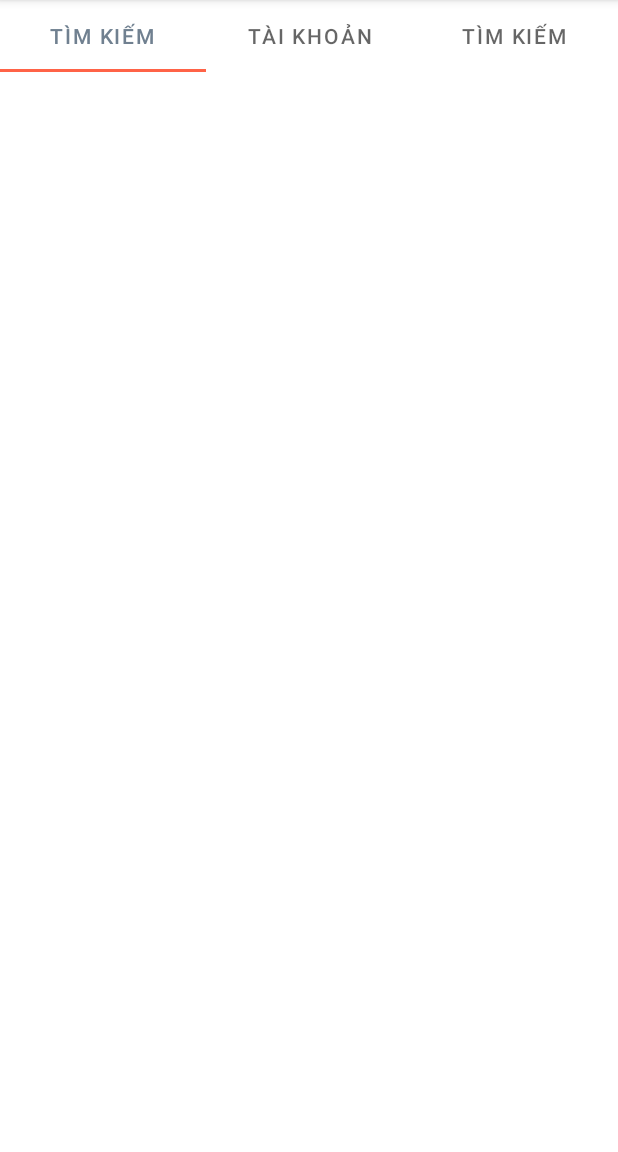
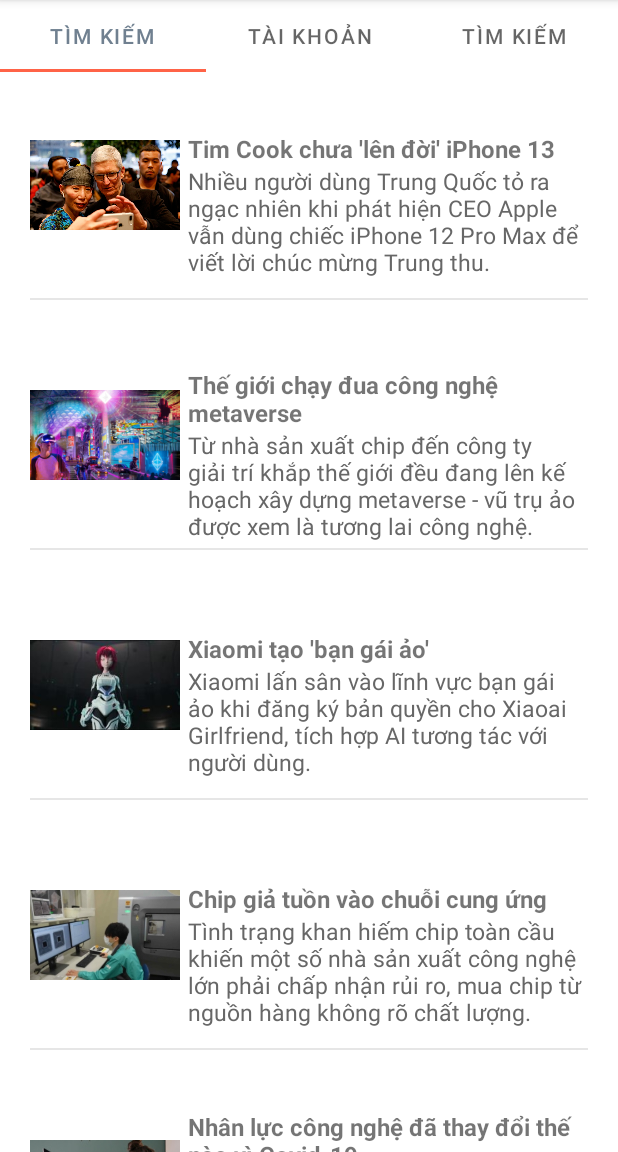
Before and after one commit to tntbinh/LTDD_TH109-C91A_Nhom1, an Android app: the screen it shows after launch (NewsActivity), after a tap on "TÀI KHOẢN KHÁCH", on a phone screen of 412 x 824 dp, the part 84-1236 px from its top. Run offline under Robolectric (Android 15) with nearby library versions, the phone set to English and light mode, and no system bars; 1 other tap on this screen came first.

Commit message:
Update Articles

```diff
--- /dev/null
+++ b/NewsApp/app/src/main/java/com/example/newsapp/Article.java
@@ -0,0 +1,45 @@
+package com.example.newsapp;
+
+public class Article {
+    String tieuDe, noiDungChinh, linkBaiBao;
+    int hinhAnh;
+
+    public Article(String tieuDe, int hinhAnh, String noiDungChinh, String linkBaiBao){
+        this.tieuDe = tieuDe;
+        this.hinhAnh = hinhAnh;
+        this.noiDungChinh = noiDungChinh;
+        this.linkBaiBao = linkBaiBao;
+    }
+
+    public String getTieuDe() {
+        return tieuDe;
+    }
+
+    public void setTieuDe(String tieuDe) {
+        this.tieuDe = tieuDe;
+    }
+
+    public int getHinhAnh() {
+        return hinhAnh;
+    }
+
+    public void setHinhAnh(int hinhAnh) {
+        this.hinhAnh = hinhAnh;
+    }
+
+    public String getNoiDungChinh() {
+        return noiDungChinh;
+    }
+
+    public void setNoiDungChinh(String noiDungChinh) {
+        this.noiDungChinh = noiDungChinh;
+    }
+
+    public String getLinkBaiBao() {
+        return linkBaiBao;
+    }
+
+    public void setLinkBaiBao(String linkBaiBao) {
+        this.linkBaiBao = linkBaiBao;
+    }
+}
--- /dev/null
+++ b/NewsApp/app/src/main/java/com/example/newsapp/ArticleAdapter.java
@@ -0,0 +1,59 @@
+package com.example.newsapp;
+
+import android.content.Context;
+import android.view.LayoutInflater;
+import android.view.View;
+import android.view.ViewGroup;
+import android.widget.ImageView;
+import android.widget.TextView;
+
+import androidx.annotation.NonNull;
+import androidx.recyclerview.widget.RecyclerView;
+
+import java.util.ArrayList;
+
+public class ArticleAdapter extends RecyclerView.Adapter<ArticleAdapter.ViewHolder> {
+    Context context;
+    ArrayList<Article> listSanPham;
+
+    public ArticleAdapter(Context context, ArrayList<Article> listSanPham) {
+        this.context = context;
+        this.listSanPham = listSanPham;
+    }
+
+    @NonNull
+    @Override
+    public ViewHolder onCreateViewHolder(@NonNull ViewGroup parent, int viewType) {
+        // gán view
+        View view = LayoutInflater.from(context).inflate(R.layout.article_view, parent, false);
+        return new ViewHolder(view);
+    }
+
+    @Override
+    public void onBindViewHolder(@NonNull ViewHolder holder, int position) {
+        // Gán dữ liêuk
+        Article sanPham = listSanPham.get(position);
+        holder.txtTenSanPham.setText(sanPham.getTieuDe());
+        holder.txtGiaSanPham.setText(sanPham.getNoiDungChinh());
+        holder.imgAvatar.setImageResource(sanPham.getHinhAnh());
+    }
+
+    @Override
+    public int getItemCount() {
+        return listSanPham.size(); // trả item tại vị trí postion
+    }
+
+    class ViewHolder extends RecyclerView.ViewHolder {
+        ImageView imgAvatar;
+        TextView txtTenSanPham, txtGiaSanPham;
+
+        public ViewHolder(@NonNull View itemView) {
+            super(itemView);
+            // Ánh xạ view
+            imgAvatar = itemView.findViewById(R.id.imgAvatar);
+            txtGiaSanPham = itemView.findViewById(R.id.txtGiaSanPham);
+            txtTenSanPham = itemView.findViewById(R.id.txtTenSanPham);
+
+        }
+    }
+}
--- a/NewsApp/app/src/main/java/com/example/newsapp/MainActivity.java
+++ b/NewsApp/app/src/main/java/com/example/newsapp/MainActivity.java
@@ -9,6 +9,8 @@ import android.view.View;
 import android.widget.Button;
 import android.widget.EditText;
 import android.widget.TextView;
+
+import java.util.ArrayList;
 
 public class MainActivity extends AppCompatActivity {
 
@@ -26,6 +28,7 @@ public class MainActivity extends AppCompatActivity {
         setContentView(R.layout.activity_main);
 
         context = this;
+        ArrayList<User> users = this.create_user_list();
 
         username = findViewById(R.id.username);
         password = findViewById(R.id.password);
@@ -37,6 +40,7 @@ public class MainActivity extends AppCompatActivity {
         btn_user.setOnClickListener(new View.OnClickListener() {
             @Override
             public void onClick(View view) {
+                boolean flag = false;
                 String username_text = username.getText().toString();
                 String password_text = password.getText().toString();
                 if (username_text.length() == 0)
@@ -45,11 +49,27 @@ public class MainActivity extends AppCompatActivity {
                     password.setHint("Bạn chưa nhập mật khẩu");
                 if (username_text.length() > 0){
                     if (password_text.length() > 0){
+                        for (int i = 0; i < users.size(); i++) {
+                            System.out.println(users.get(i));
+                            if (users.get(i).getUsername().equals(username_text)){
+                                if (users.get(i).getPassword().equals(password_text)){
+                                    flag = true;
+                                    break;
+                                }
+                            }
+                        }
+                    }
+                    if (flag){
                         Intent intent = new Intent(MainActivity.this, NewsActivity.class);
                         intent.putExtra(KEY_USER_TO_MAIN, username_text);
                         startActivity(intent);
                     }
-
+                    else{
+                        username.setText("");
+                        password.setText("");
+                        username.setHint("Tên đăng nhập hoặc mật khẩu chưa chính xác");
+                        password.setHint("Tên đăng nhập hoặc mật khẩu chưa chính xác");
+                    }
                 }
             }
         });
@@ -67,4 +87,15 @@ public class MainActivity extends AppCompatActivity {
 
 
     }
+    private ArrayList<User> create_user_list(){
+        User user1 = new User("user1", "123456789");
+        User user2 = new User("user2", "12345");
+        User admin = new User("admin", "11111");
+
+        ArrayList<User> users = new ArrayList<User>();
+        users.add(user1);
+        users.add(user2);
+        users.add(admin);
+        return users;
+    }
 }
--- a/NewsApp/app/src/main/java/com/example/newsapp/NewsFragment.java
+++ b/NewsApp/app/src/main/java/com/example/newsapp/NewsFragment.java
@@ -6,8 +6,16 @@ import android.view.View;
 import android.view.ViewGroup;
 
 import androidx.fragment.app.Fragment;
+import androidx.recyclerview.widget.RecyclerView;
+
+import java.util.ArrayList;
 
 public class NewsFragment extends Fragment {
+
+
+    RecyclerView recyclerView;
+    ArrayList<Article> listSanPham;
+    ArticleAdapter sanPhamAdapter;
 
     public NewsFragment() {
         // Required empty public constructor
@@ -16,7 +24,28 @@ public class NewsFragment extends Fragment {
     @Override
     public View onCreateView(LayoutInflater inflater, ViewGroup container,
                              Bundle savedInstanceState) {
-        // Inflate the layout for this fragment
-        return inflater.inflate(R.layout.fragment_news, container, false);
+        View view = inflater.inflate(R.layout.fragment_news, container, false);
+
+        recyclerView = view.findViewById(R.id.recyclerview);
+        listSanPham=new ArrayList<>();
+        listSanPham.add(new Article("Tim Cook chưa 'lên đời' iPhone 13",R.drawable.hinh1,
+                "Nhiều người dùng Trung Quốc tỏ ra ngạc nhiên khi phát hiện CEO Apple vẫn dùng chiếc iPhone 12 Pro Max để viết lời chúc mừng Trung thu.",
+                "https://vnexpress.net/tim-cook-chua-len-doi-iphone-13-4360203.html"));
+        listSanPham.add(new Article("Thế giới chạy đua công nghệ metaverse",R.drawable.hinh2,
+                "Từ nhà sản xuất chip đến công ty giải trí khắp thế giới đều đang lên kế hoạch xây dựng metaverse - vũ trụ ảo được xem là tương lai công nghệ.",
+                "https://vnexpress.net/the-gioi-chay-dua-cong-nghe-metaverse-4359951.html"));
+        listSanPham.add(new Article("Xiaomi tạo 'bạn gái ảo'",R.drawable.hinh3,
+                "Xiaomi lấn sân vào lĩnh vực bạn gái ảo khi đăng ký bản quyền cho Xiaoai Girlfriend, tích hợp AI tương tác với người dùng. ",
+                "https://vnexpress.net/xiaomi-tao-ban-gai-ao-4359333.html"));
+        listSanPham.add(new Article("Chip giả tuồn vào chuỗi cung ứng",R.drawable.hinh4,
+                "Tình trạng khan hiếm chip toàn cầu khiến một số nhà sản xuất công nghệ lớn phải chấp nhận rủi ro, mua chip từ nguồn hàng không rõ chất lượng. ",
+                "https://vnexpress.net/chip-gia-tuon-vao-chuoi-cung-ung-4358866.html"));
+        listSanPham.add(new Article("Nhân lực công nghệ đã thay đổi thế nào vì Covid-19",R.drawable.hinh5,
+                "18 tháng dịch bệnh toàn cầu đã thay đổi nhiều mặt cuộc sống, trong đó, Thung lũng Silicon buộc phải chấm dứt sự ám ảnh với tối ưu hóa công việc. ",
+                "https://vnexpress.net/nhan-luc-cong-nghe-da-thay-doi-the-nao-vi-covid-19-4358393.html"));
+        sanPhamAdapter=new ArticleAdapter(getActivity(), listSanPham);
+        recyclerView.setAdapter(sanPhamAdapter);
+
+        return view;
     }
 }
--- a/NewsApp/app/src/main/java/com/example/newsapp/SearchFragment.java
+++ b/NewsApp/app/src/main/java/com/example/newsapp/SearchFragment.java
@@ -37,15 +37,15 @@ public class SearchFragment extends Fragment {
         lvTieuDe.setAdapter(adapter);
 
 
-        new ReadRSS().execute("https://vnexpress.net/rss/giao-duc.rss");
-        lvTieuDe.setOnItemClickListener(new AdapterView.OnItemClickListener() {
-            @Override
-            public void onItemClick(AdapterView<?> adapterView, View view, int i, long l) {
-                Intent intent = new Intent(getActivity(), DetailItemSearchActivity.class);
-                intent.putExtra("linkTinTuc",arrayLink.get(i));
-                startActivity(intent);
-            }
-        });
+//        new ReadRSS().execute("https://vnexpress.net/rss/giao-duc.rss");
+//        lvTieuDe.setOnItemClickListener(new AdapterView.OnItemClickListener() {
+//            @Override
+//            public void onItemClick(AdapterView<?> adapterView, View view, int i, long l) {
+//                Intent intent = new Intent(getActivity(), DetailItemSearchActivity.class);
+//                intent.putExtra("linkTinTuc",arrayLink.get(i));
+//                startActivity(intent);
+//            }
+//        });
 
         return view;
     }
--- /dev/null
+++ b/NewsApp/app/src/main/java/com/example/newsapp/User.java
@@ -0,0 +1,26 @@
+package com.example.newsapp;
+
+public class User {
+
+    String username, password;
+    public User(String username, String password){
+        this.username = username;
+        this.password = password;
+    }
+
+    public String getPassword() {
+        return password;
+    }
+
+    public String getUsername() {
+        return username;
+    }
+
+    public void setPassword(String password) {
+        this.password = password;
+    }
+
+    public void setUsername(String username) {
+        this.username = username;
+    }
+}
--- /dev/null
+++ b/NewsApp/app/src/main/res/layout/article_view.xml
@@ -0,0 +1,43 @@
+<?xml version="1.0" encoding="utf-8"?>
+<RelativeLayout
+        xmlns:android="http://schemas.android.com/apk/res/android"
+        android:orientation="horizontal"
+        android:padding="20dp"
+        android:layout_width="match_parent"
+        android:layout_height="wrap_content">
+
+    <ImageView
+            android:id="@+id/imgAvatar"
+            android:layout_width="100dp"
+            android:layout_height="100dp"
+            android:src="@drawable/hinh1" />
+
+    <LinearLayout
+            android:orientation="vertical"
+            android:layout_centerVertical="true"
+            android:layout_marginLeft="5dp"
+            android:layout_toRightOf="@id/imgAvatar"
+            android:layout_width="wrap_content"
+            android:layout_height="wrap_content">
+        <TextView
+                android:text="Tim Cook chưa 'lên đời' iPhone 13"
+                android:textSize="16dp"
+                android:textStyle="bold"
+                android:id="@+id/txtTenSanPham"
+                android:layout_width="wrap_content"
+                android:layout_height="wrap_content"/>
+        <TextView
+                android:text="Nhiều người dùng Trung Quốc tỏ ra ngạc nhiên khi phát hiện CEO Apple vẫn dùng chiếc iPhone 12 Pro Max."
+                android:textSize="15dp"
+                android:textColor="#676767"
+                android:id="@+id/txtGiaSanPham"
+                android:layout_width="wrap_content"
+                android:layout_height="wrap_content"/>
+    </LinearLayout>
+    <View
+            android:layout_marginTop="25dp"
+            android:background="#E6E6E6"
+            android:layout_below="@id/imgAvatar"
+            android:layout_width="match_parent"
+            android:layout_height="1dp"/>
+</RelativeLayout>
--- a/NewsApp/app/src/main/res/layout/fragment_news.xml
+++ b/NewsApp/app/src/main/res/layout/fragment_news.xml
@@ -1,29 +1,20 @@
 <?xml version="1.0" encoding="utf-8"?>
+<RelativeLayout xmlns:android="http://schemas.android.com/apk/res/android"
+    xmlns:app="http://schemas.android.com/apk/res-auto"
+    xmlns:tools="http://schemas.android.com/tools"
+    android:background="#fff"
+    android:orientation="vertical"
+    android:layout_width="match_parent"
+    android:layout_height="match_parent"
+    tools:context=".MainActivity">
 
-<LinearLayout xmlns:android="http://schemas.android.com/apk/res/android"
-        xmlns:app="http://schemas.android.com/apk/res-auto"
-        android:layout_width="match_parent"
-        android:layout_height="match_parent"
-        android:orientation="vertical">
-
-    <LinearLayout
-            android:id="@+id/Layout4"
+    <androidx.recyclerview.widget.RecyclerView
+            android:id="@+id/recyclerview"
+            android:layout_marginTop="5dp"
+            tools:listitem="@layout/article_view"
             android:layout_width="match_parent"
             android:layout_height="wrap_content"
-            android:orientation="horizontal"
-            app:layout_constraintEnd_toEndOf="parent"
-            app:layout_constraintStart_toStartOf="parent"
-            app:layout_constraintTop_toTopOf="parent">
+            app:layoutManager="androidx.recyclerview.widget.LinearLayoutManager"
+            />
 
-    </LinearLayout>
-
-    <ListView
-            android:id="@+id/ListView"
-            android:layout_width="match_parent"
-            android:layout_height="match_parent"
-            app:layout_constraintBottom_toBottomOf="parent"
-            app:layout_constraintStart_toStartOf="parent" />
-
-
-
-</LinearLayout>
+</RelativeLayout>
```
Also changed, not shown: NewsApp/app/src/main/res/drawable/hinh1.png (added), NewsApp/app/src/main/res/drawable/hinh2.jpg (added), NewsApp/app/src/main/res/drawable/hinh3.jpg (added), NewsApp/app/src/main/res/drawable/hinh4.jpg (added), NewsApp/app/src/main/res/drawable/hinh5.jpg (added).
